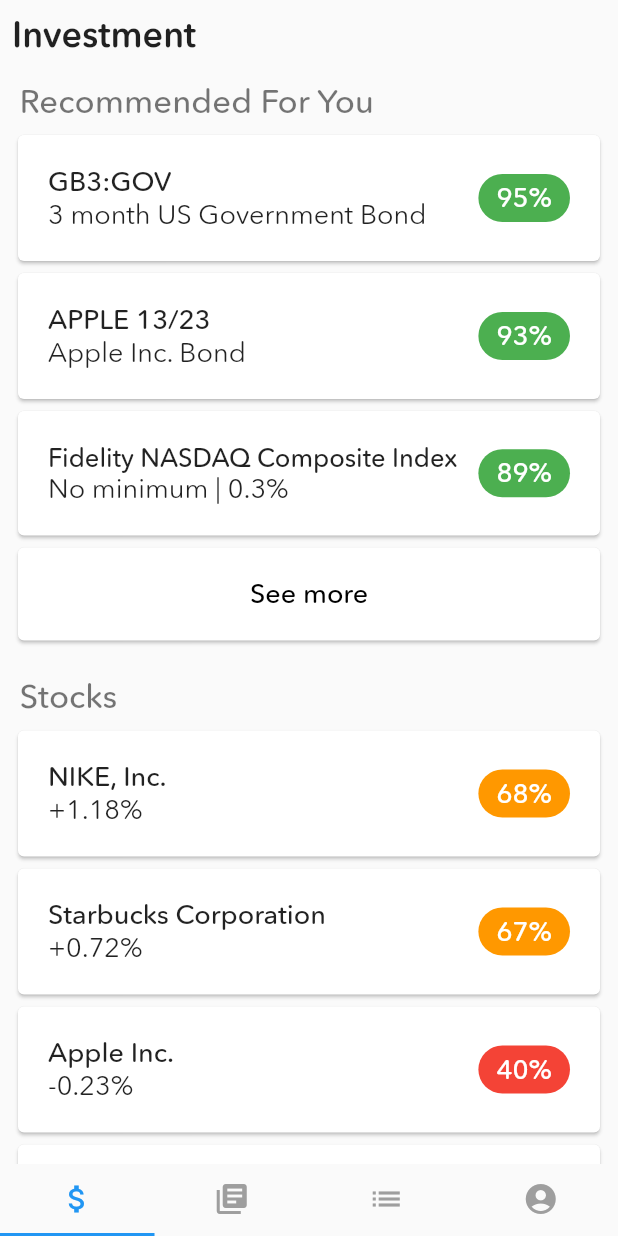
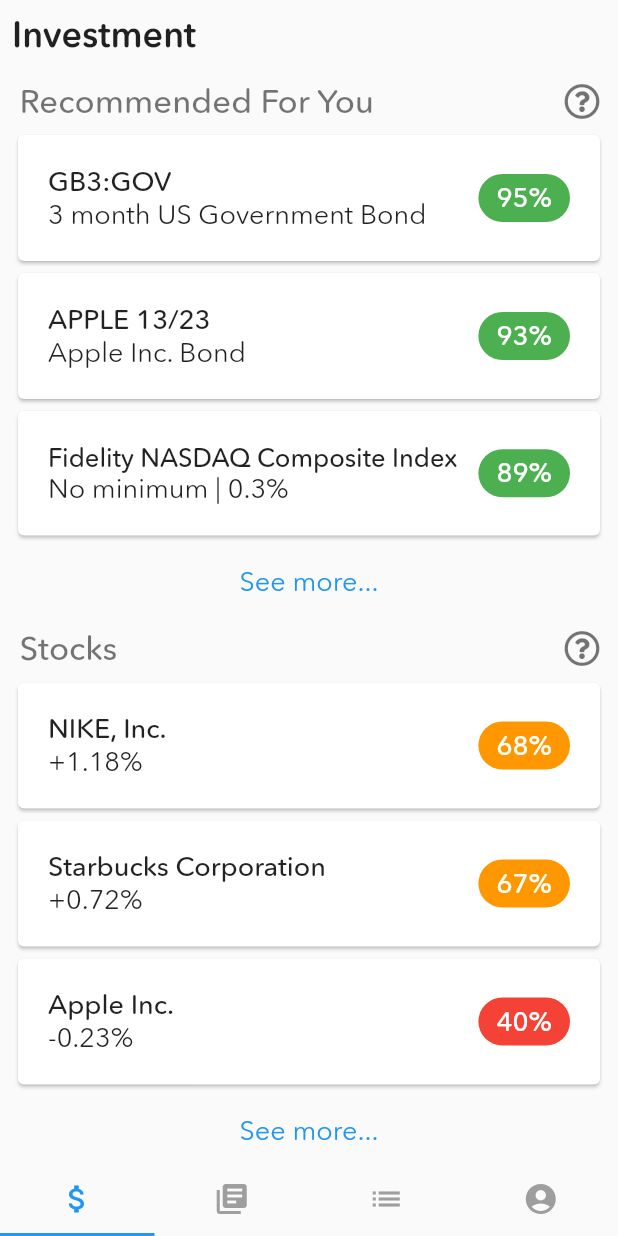
Before and after one commit to alexpavelm/DevHacksProject, a Flutter app: the screen it shows after launch, after a tap on "Guest login", on a phone screen of 412 x 824 dp. Run offline on Flutter 3.47's test engine with Material 2 defaults, Android fonts, the phone set to English and light mode, and no system bars; drawn by our look-alikes of auto_size_text; our stand-ins replace bubble, flutter_screenutil, font_awesome_flutter.

Commit message:
investmentView new

```diff
--- a/lib/InvestmentPage/InvestmentView.dart
+++ b/lib/InvestmentPage/InvestmentView.dart
@@ -1,5 +1,6 @@
 import 'package:auto_size_text/auto_size_text.dart';
 import 'package:flutter/material.dart';
+import 'package:font_awesome_flutter/font_awesome_flutter.dart';
 
 class InvestmentView extends StatefulWidget {
   @override
@@ -24,7 +25,8 @@ class InvestmentCategory {
 class _InvestmentViewState extends State<InvestmentView> {
   @override
   Widget build(BuildContext context) {
-    return Container(
+    return SafeArea(
+      child: Container(
         child: ListView(
           children: <Widget>[
             Padding(
@@ -43,6 +45,7 @@ class _InvestmentViewState extends State<InvestmentView> {
             )
           ],
         ),
+      ),
     );
   }
 
@@ -57,22 +60,26 @@ class _InvestmentViewState extends State<InvestmentView> {
 
     l0.add(InvestmentData("GB3:GOV", "3 month US Government Bond", 95));
     l0.add(InvestmentData("APPLE 13/23", "Apple Inc. Bond", 93));
-    l0.add(InvestmentData("Fidelity NASDAQ Composite Index", "No minimum | 0.3%", 89));
+    l0.add(InvestmentData(
+        "Fidelity NASDAQ Composite Index", "No minimum | 0.3%", 89));
 
     l2.add(InvestmentData("GB3:GOV", "3 month US Government Bond", 95));
     l2.add(InvestmentData("APPLE 13/23", "Apple Inc. Bond", 93));
     l2.add(InvestmentData("GB6:GOV", "6 month US Government Bond", 87));
 
-    l3.add(InvestmentData("Fidelity NASDAQ Composite Index", "No minimum | 0.3%", 89));
-    l3.add(InvestmentData("Vanguard Growth Index", "\$3,000 minimum | 0.17% return", 83));
-    l3.add(InvestmentData("Vanguard High Dividend Yield Index", "\$3,000 minimum | 0.15%", 79));
+    l3.add(InvestmentData(
+        "Fidelity NASDAQ Composite Index", "No minimum | 0.3%", 89));
+    l3.add(InvestmentData(
+        "Vanguard Growth Index", "\$3,000 minimum | 0.17% return", 83));
+    l3.add(InvestmentData(
+        "Vanguard High Dividend Yield Index", "\$3,000 minimum | 0.15%", 79));
 
     l4.add(InvestmentData("CubeSmart", "+3.6%", 84));
     l4.add(InvestmentData("Crown Castle International", "+3.3%", 81));
     l4.add(InvestmentData("Equity LifeStyle Properties", "+1.8%", 78));
 
-
-    l5.add(InvestmentData("Fidelity ZERO Large Cap Index", "0% expense ratio", 73));
+    l5.add(InvestmentData(
+        "Fidelity ZERO Large Cap Index", "0% expense ratio", 73));
     l5.add(InvestmentData("Vanguard S&P 500 ETF", "0.04% expense ration", 71));
     l5.add(InvestmentData("SPDR S&P 500 ETF Trust", "0.09% expense ratio", 69));
 
@@ -101,8 +108,9 @@ class _InvestmentViewState extends State<InvestmentView> {
         crossAxisAlignment: CrossAxisAlignment.start,
         children: <Widget>[
           Padding(
-            padding: const EdgeInsets.only(left:5.0,bottom: 5),
+            padding: const EdgeInsets.only(left: 5.0, bottom: 5),
             child: Row(
+              mainAxisAlignment: MainAxisAlignment.spaceBetween,
               children: <Widget>[
                 Text(
                   title,
@@ -114,6 +122,11 @@ class _InvestmentViewState extends State<InvestmentView> {
                 ),
                 //icon
 
+                Padding(
+                  padding: const EdgeInsets.only(right:4.0),
+                  child: Icon(FontAwesomeIcons.questionCircle,
+                  color:Colors.black54),
+                ),
               ],
             ),
           ),
@@ -147,7 +160,6 @@ class _InvestmentViewState extends State<InvestmentView> {
                             fontSize: 18,
                             fontWeight: FontWeight.w500),
                         maxLines: 1,
-
                       ),
                       Container(
                         alignment: Alignment(-1, 0),
@@ -188,21 +200,15 @@ class _InvestmentViewState extends State<InvestmentView> {
   }
 
   Widget seeMoreCard() {
-    return Card(
-      child: Container(
-        alignment: Alignment(0,0),
-        child: Padding(
-          padding: const EdgeInsets.all(20.0),
-          child: Text(
-            "See more",
+    return Padding(
+      padding: const EdgeInsets.only(top: 16),
+      child: Center(
+        child: Text("See more...",
             style: TextStyle(
+              color: Theme.of(context).primaryColor,
               fontFamily: 'Avenir',
               fontSize: 18,
-              fontWeight: FontWeight.w500,
-              color: Colors.black,
-            ),
-          ),
-        ),
+            )),
       ),
     );
   }
--- a/pubspec.yaml
+++ b/pubspec.yaml
@@ -22,6 +22,7 @@ dependencies:
   flutter_screenutil: ^0.4.2
   bubble: ^1.1.9+1
   auto_size_text: ^2.1.0
+  font_awesome_flutter: ^8.5.0
 
   # The following adds the Cupertino Icons font to your application.
   # Use with the CupertinoIcons class for iOS style icons.
```
Also changed, not shown: pubspec.lock. Lines whose indentation alone changed are shown as unchanged.
